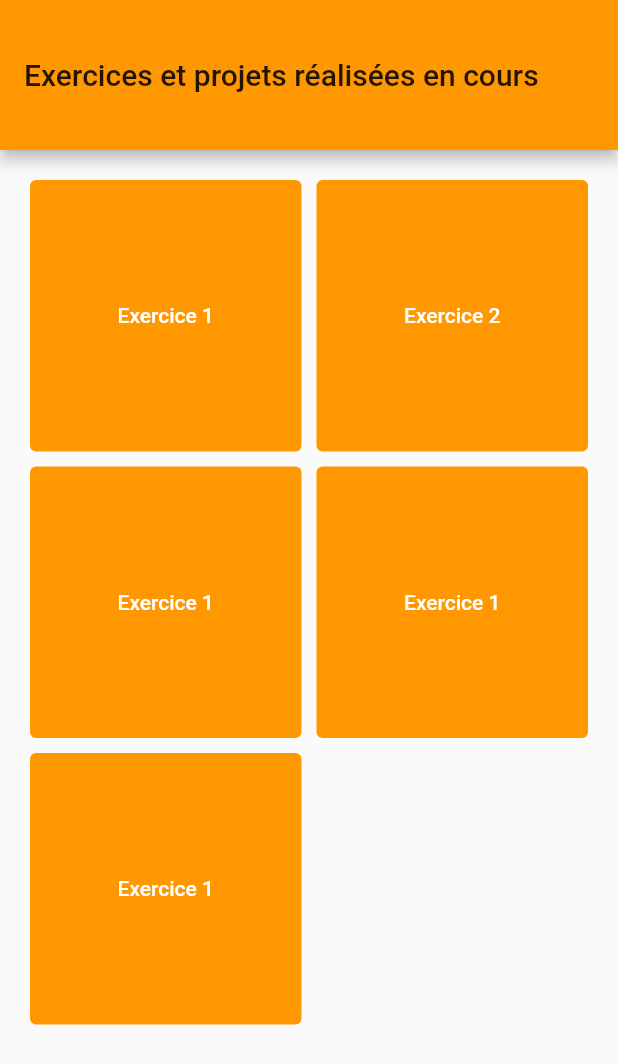
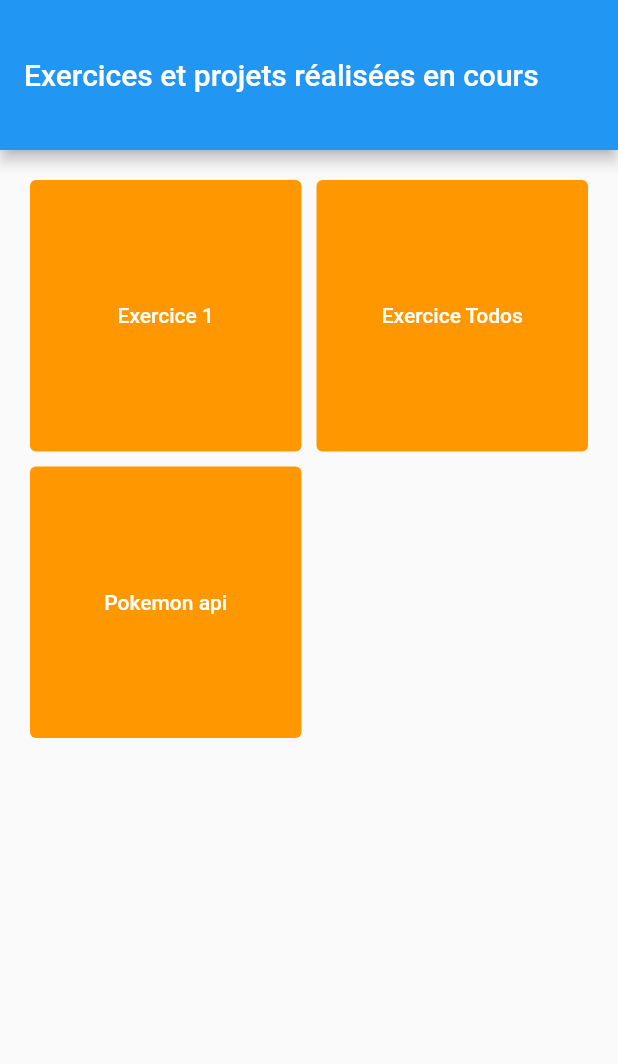
Before and after one commit to JulienDupontDev/flutter_cours_mds, a Flutter app: the screen it shows after launch, on a phone screen of 412 x 824 dp. Shown: the top 1064 px of the screen. Run offline on Flutter 3.47's test engine with Material 2 defaults, Android fonts, the phone set to English and light mode, and no system bars.

Commit message:
added pokemon

```diff
--- a/lib/main.dart
+++ b/lib/main.dart
@@ -3,6 +3,7 @@ import 'package:flutter_cours/screens/exo_1/exo1.dart';
 import 'package:flutter_cours/screens/exo_2/login.dart';
 import 'package:flutter_cours/screens/exo_2/todos.dart';
 import 'package:flutter_cours/screens/home_page/home.dart';
+import 'package:flutter_cours/screens/pokemon/pokemon.dart';
 
 void main() {
   runApp(MyApp());
@@ -25,13 +26,14 @@ class MyApp extends StatelessWidget {
         // or simply save your changes to "hot reload" in a Flutter IDE).
         // Notice that the counter didn't reset back to zero; the application
         // is not restarted.
-        primarySwatch: Colors.orange,
+        primarySwatch: Colors.blue,
       ),
       routes: {
         '/': (context) => HomePage(title: "Page d'accueil"),
         "/exo1": (context) => Exo1(title: "Exercice 1"),
-        "/exo2": (context) => Login(title: "Exercice 2"),
-        "/exo2/todos": (context) => Todos(title: "Todos")
+        "/exo2": (context) => Login(title: "Exercice Sign in"),
+        "/exo2/todos": (context) => Todos(title: "Exercice Todos"),
+        "/pokemon": (context) => Pokemons(),
       },
     );
   }
--- a/lib/screens/exo_2/widgets/add_todo.dart
+++ b/lib/screens/exo_2/widgets/add_todo.dart
@@ -21,7 +21,6 @@ Future<void> addTodoDialog(
           setState(() {
             _selectedTime = newTime;
           });
-          print(_selectedTime);
         }
 
         void setDate(newDate) {
@@ -95,6 +94,11 @@ Future<void> addTodoDialog(
               child: const Text('Add'),
               onPressed: () async {
                 if (_formKey.currentState!.validate()) {
+                  if (category == null) {
+                    ScaffoldMessenger.of(context).showSnackBar(
+                        SnackBar(content: Text("Please select a category")));
+                    return;
+                  }
                   addTodo(Todo(
                       lastId + 1,
                       _titleController.text,
--- a/lib/screens/home_page/home.dart
+++ b/lib/screens/home_page/home.dart
@@ -25,8 +25,6 @@ class HomePage extends StatefulWidget {
 class _HomePageState extends State<HomePage> {
   @override
   Widget build(BuildContext context) {
-    const Key centerKey = ValueKey<String>('bottom-sliver-list');
-    List<Widget> projectsWidget = getList(context);
     return Scaffold(
         appBar: AppBar(
           automaticallyImplyLeading: false,
@@ -42,7 +40,21 @@ class _HomePageState extends State<HomePage> {
             crossAxisSpacing: 10,
             padding: const EdgeInsets.all(20),
             primary: false,
-            children: [...projectsWidget.toList()],
+            children: [
+              ...projects.map((project) {
+                return SizedBox(
+                    height: 50,
+                    child: TextButton(
+                        style: ButtonStyle(
+                            foregroundColor:
+                                MaterialStateProperty.all(Colors.white),
+                            backgroundColor:
+                                MaterialStateProperty.all(Colors.orange)),
+                        onPressed: () =>
+                            {Navigator.pushNamed(context, project.to)},
+                        child: Text(project.title)));
+              }).toList()
+            ],
           ),
         )));
   }
@@ -50,26 +62,9 @@ class _HomePageState extends State<HomePage> {
 
 var projects = [
   Project("Exercice 1", "/exo1"),
-  Project("Exercice 2", "/exo2"),
-  Project("Exercice 1", "/exo1"),
-  Project("Exercice 1", "/exo1"),
-  Project("Exercice 1", "/exo1")
+  Project("Exercice Todos", "/exo2"),
+  Project("Pokemon api", "/pokemon"),
 ];
-
-List<Widget> getList(context) {
-  List<Widget> children = [];
-  for (var i = 0; i < projects.length; i++) {
-    children.add(SizedBox(
-        height: 50,
-        child: TextButton(
-            style: ButtonStyle(
-                foregroundColor: MaterialStateProperty.all(Colors.white),
-                backgroundColor: MaterialStateProperty.all(Colors.orange)),
-            onPressed: () => {Navigator.pushNamed(context, projects[i].to)},
-            child: Text(projects[i].title))));
-  }
-  return children;
-}
 
 class Project {
   String title;
--- a/pubspec.yaml
+++ b/pubspec.yaml
@@ -24,6 +24,8 @@ dependencies:
   flutter:
     sdk: flutter
   intl: ^0.17.0
+  http: <latest_version>
+
 
 
 
```
Also changed, not shown: lib/screens/pokemon/widgets/searchBar.dart (added, +20 -0 lines).
